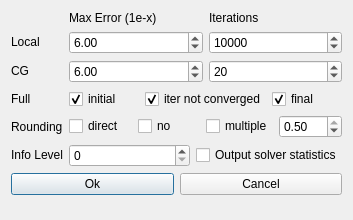
The window that QtWidgets/QtMISolverDialogBaseUI.ui (heartvalve/CoMISo) describes before a commit, drawn with Qt 5.
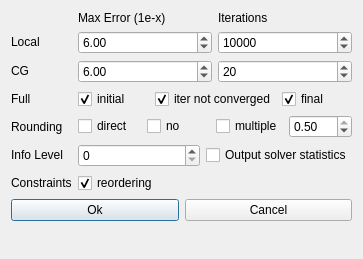
The same window after the commit.

Commit message: added possibility to disable constraint reordering

```diff
--- a/QtWidgets/QtMISolverDialogBaseUI.ui
+++ b/QtWidgets/QtMISolverDialogBaseUI.ui
@@ -9,8 +9,8 @@
    <rect>
     <x>0</x>
     <y>0</y>
-    <width>353</width>
-    <height>220</height>
+    <width>363</width>
+    <height>259</height>
    </rect>
   </property>
   <property name="windowTitle">
@@ -236,6 +236,23 @@
        </item>
       </layout>
      </item>
+     <item row="6" column="0">
+      <widget class="QLabel" name="label_8">
+       <property name="text">
+        <string>Constraints</string>
+       </property>
+      </widget>
+     </item>
+     <item row="6" column="1">
+      <widget class="QCheckBox" name="use_reordering_cb">
+       <property name="text">
+        <string>reordering</string>
+       </property>
+       <property name="checked">
+        <bool>true</bool>
+       </property>
+      </widget>
+     </item>
     </layout>
    </item>
    <item>
```
The commit also changes 5 other files.
